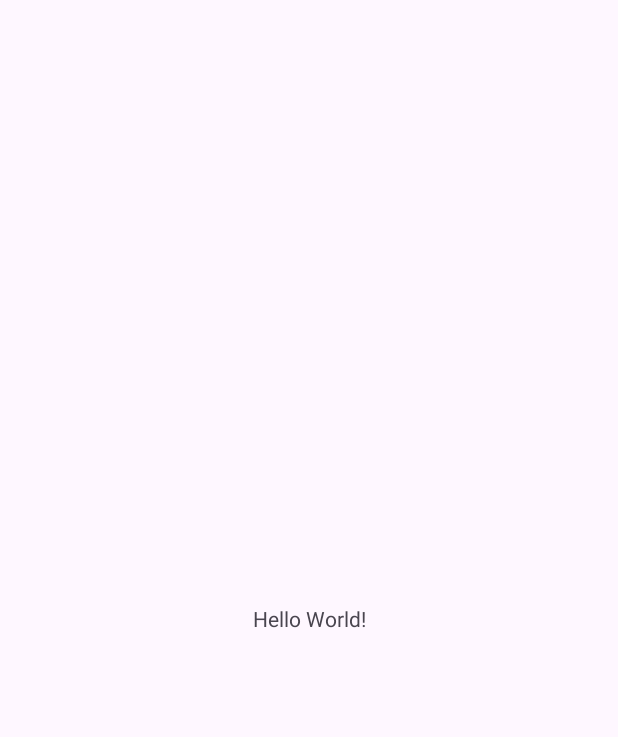
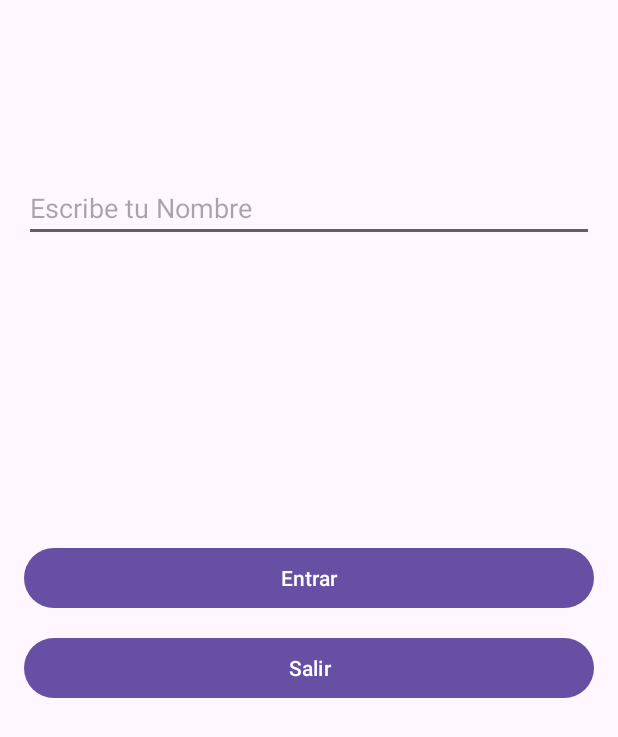
Before and after one commit to RafaelAlvizo/Examen1Intento, an Android app: the screen it shows after launch (MainActivity), on a phone screen of 412 x 824 dp. Before the commit the part shown is almost empty. Shown: the top 737 px of the screen. Run offline under Robolectric (Android 15) with nearby library versions, the phone set to English and light mode, and no system bars.

Commit message:
Se programó el activity main xml y kt

```diff
--- a/app/src/main/java/com/example/examen1intento/MainActivity.kt
+++ b/app/src/main/java/com/example/examen1intento/MainActivity.kt
@@ -1,20 +1,29 @@
 package com.example.examen1intento
 
+import android.content.Intent
 import android.os.Bundle
-import androidx.activity.enableEdgeToEdge
+import android.widget.Button
+import android.widget.EditText
 import androidx.appcompat.app.AppCompatActivity
-import androidx.core.view.ViewCompat
-import androidx.core.view.WindowInsetsCompat
 
 class MainActivity : AppCompatActivity() {
     override fun onCreate(savedInstanceState: Bundle?) {
         super.onCreate(savedInstanceState)
-        enableEdgeToEdge()
         setContentView(R.layout.activity_main)
-        ViewCompat.setOnApplyWindowInsetsListener(findViewById(R.id.main)) { v, insets ->
-            val systemBars = insets.getInsets(WindowInsetsCompat.Type.systemBars())
-            v.setPadding(systemBars.left, systemBars.top, systemBars.right, systemBars.bottom)
-            insets
+
+        val etNombre = findViewById<EditText>(R.id.etNombre)
+        val btnEntrar = findViewById<Button>(R.id.btnEntrar)
+        val btnSalir = findViewById<Button>(R.id.btnSalir)
+
+        btnEntrar.setOnClickListener {
+            val nombre = etNombre.text.toString()
+            val intent = Intent(this, RectanguloActivity::class.java)
+            intent.putExtra("nombre", nombre)
+            startActivity(intent)
+        }
+
+        btnSalir.setOnClickListener {
+            finishAffinity()
         }
     }
 }
--- a/app/src/main/res/layout/activity_main.xml
+++ b/app/src/main/res/layout/activity_main.xml
@@ -1,19 +1,40 @@
 <?xml version="1.0" encoding="utf-8"?>
-<androidx.constraintlayout.widget.ConstraintLayout xmlns:android="http://schemas.android.com/apk/res/android"
+<androidx.constraintlayout.widget.ConstraintLayout
+    xmlns:android="http://schemas.android.com/apk/res/android"
     xmlns:app="http://schemas.android.com/apk/res-auto"
-    xmlns:tools="http://schemas.android.com/tools"
-    android:id="@+id/main"
     android:layout_width="match_parent"
     android:layout_height="match_parent"
-    tools:context=".MainActivity">
+    android:padding="16dp">
 
-    <TextView
-        android:layout_width="wrap_content"
+    <EditText
+        android:id="@+id/etNombre"
+        android:layout_width="0dp"
         android:layout_height="wrap_content"
-        android:text="Hello World!"
-        app:layout_constraintBottom_toBottomOf="parent"
+        android:hint="Escribe tu Nombre"
+        app:layout_constraintTop_toTopOf="parent"
+        app:layout_constraintStart_toStartOf="parent"
         app:layout_constraintEnd_toEndOf="parent"
+        android:layout_marginTop="100sp"/>
+
+    <Button
+        android:id="@+id/btnEntrar"
+        android:layout_width="0dp"
+        android:layout_height="wrap_content"
+        android:layout_marginTop="200dp"
+        android:text="Entrar"
+        app:layout_constraintEnd_toEndOf="parent"
+        app:layout_constraintHorizontal_bias="0.0"
         app:layout_constraintStart_toStartOf="parent"
-        app:layout_constraintTop_toTopOf="parent" />
+        app:layout_constraintTop_toBottomOf="@id/etNombre" />
+
+    <Button
+        android:id="@+id/btnSalir"
+        android:layout_width="0dp"
+        android:layout_height="wrap_content"
+        android:text="Salir"
+        app:layout_constraintTop_toBottomOf="@id/btnEntrar"
+        app:layout_constraintStart_toStartOf="parent"
+        app:layout_constraintEnd_toEndOf="parent"
+        android:layout_marginTop="12dp"/>
 
 </androidx.constraintlayout.widget.ConstraintLayout>
```
